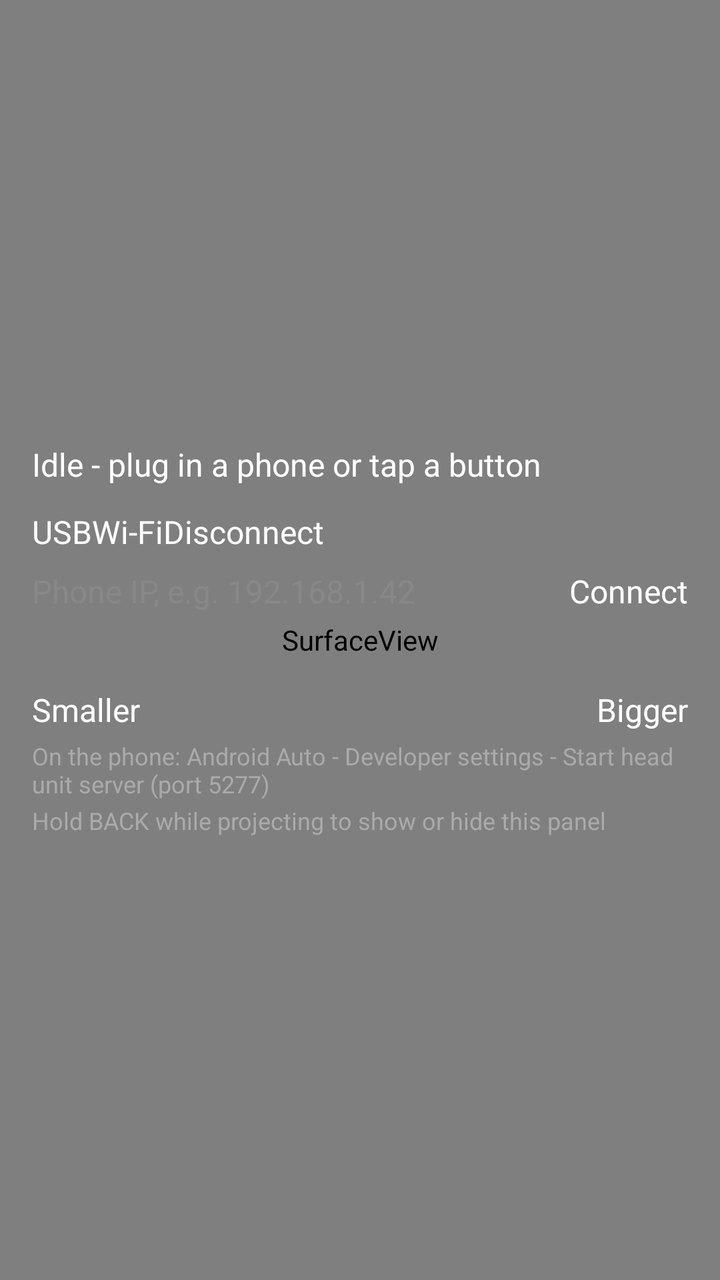
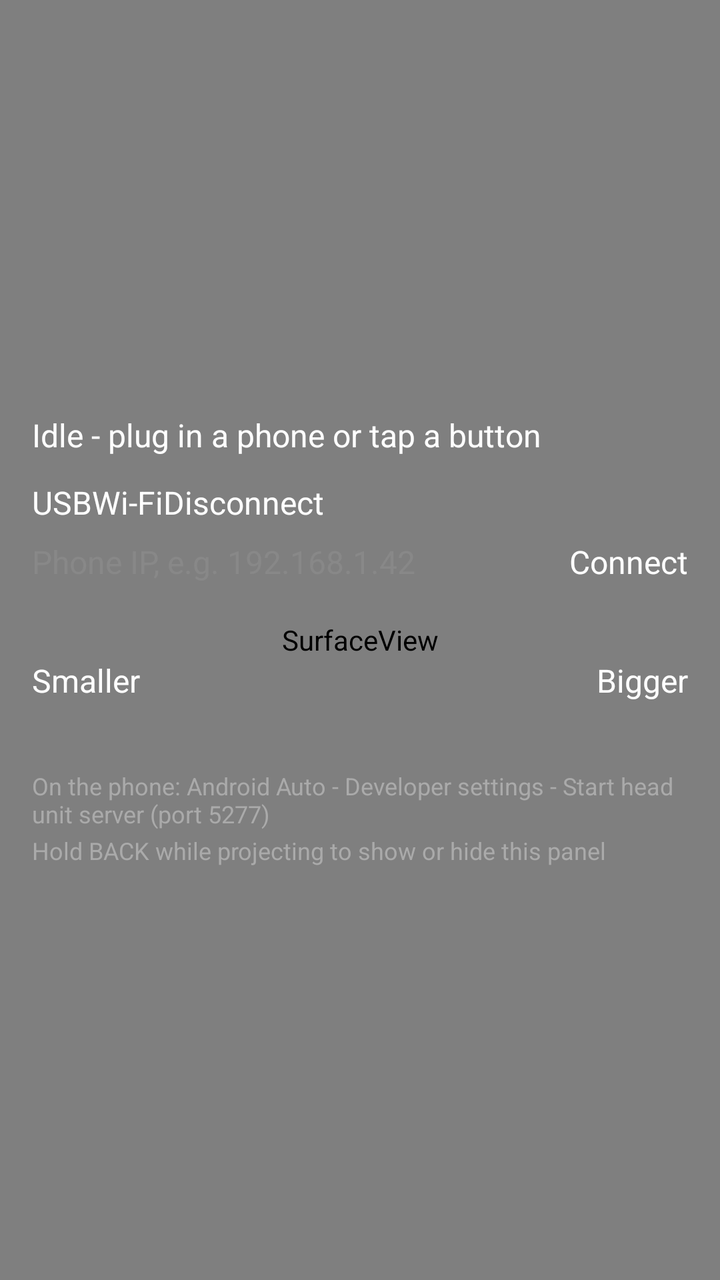

Two renders of the same Android screen: before a commit and after it. Below are the layout's source before the change and the commit's diff.
<!-- AndroidManifest.xml: application theme android:Theme.Black.NoTitleBar.Fullscreen -->
<!-- res/layout/activity_main.xml -->
<?xml version="1.0" encoding="utf-8"?>
<FrameLayout xmlns:android="http://schemas.android.com/apk/res/android"
    android:layout_width="match_parent"
    android:layout_height="match_parent"
    android:background="#000000">

    <SurfaceView
        android:id="@+id/surface"
        android:layout_width="match_parent"
        android:layout_height="match_parent" />

    
    <ScrollView
        android:id="@+id/overlay"
        android:layout_width="match_parent"
        android:layout_height="wrap_content"
        android:layout_gravity="center"
        android:fillViewport="true">

    <LinearLayout
        android:layout_width="match_parent"
        android:layout_height="wrap_content"
        android:orientation="vertical"
        android:padding="16dp">

        <TextView
            android:id="@+id/status"
            android:layout_width="match_parent"
            android:layout_height="wrap_content"
            android:paddingBottom="12dp"
            android:text="@string/status_idle"
            android:textColor="#FFFFFF"
            android:textSize="16sp" />

        <LinearLayout
            android:layout_width="match_parent"
            android:layout_height="wrap_content"
            android:orientation="horizontal">

            <Button
                android:id="@+id/btn_usb"
                android:layout_width="wrap_content"
                android:layout_height="wrap_content"
                android:text="@string/connect_usb" />

            <Button
                android:id="@+id/btn_wifi"
                android:layout_width="wrap_content"
                android:layout_height="wrap_content"
                android:text="@string/connect_wifi" />

            <Button
                android:id="@+id/btn_stop"
                android:layout_width="wrap_content"
                android:layout_height="wrap_content"
                android:text="@string/disconnect" />
        </LinearLayout>

        <LinearLayout
            android:layout_width="match_parent"
            android:layout_height="wrap_content"
            android:orientation="horizontal"
            android:paddingTop="8dp">

            <EditText
                android:id="@+id/edit_ip"
                android:layout_width="0dp"
                android:layout_height="wrap_content"
                android:layout_weight="1"
                android:hint="@string/hint_phone_ip"
                android:imeOptions="actionGo"
                android:inputType="number|numberDecimal"
                android:digits="0123456789."
                android:singleLine="true"
                android:textColor="#FFFFFF"
                android:textColorHint="#888888" />

            <Button
                android:id="@+id/btn_ip"
                android:layout_width="wrap_content"
                android:layout_height="wrap_content"
                android:text="@string/connect_ip" />
        </LinearLayout>

        <Button
            android:id="@+id/btn_resolution"
            android:layout_width="match_parent"
            android:layout_height="wrap_content"
            android:layout_marginTop="8dp" />

        <LinearLayout
            android:layout_width="match_parent"
            android:layout_height="wrap_content"
            android:gravity="center_vertical"
            android:orientation="horizontal"
            android:paddingTop="8dp">

            <Button
                android:id="@+id/btn_dpi_down"
                android:layout_width="wrap_content"
                android:layout_height="wrap_content"
                android:text="@string/dpi_smaller" />

            <TextView
                android:id="@+id/dpi_value"
                android:layout_width="0dp"
                android:layout_height="wrap_content"
                android:layout_weight="1"
                android:gravity="center"
                android:textColor="#FFFFFF"
                android:textSize="14sp" />

            <Button
                android:id="@+id/btn_dpi_up"
                android:layout_width="wrap_content"
                android:layout_height="wrap_content"
                android:text="@string/dpi_bigger" />
        </LinearLayout>

        <TextView
            android:layout_width="match_parent"
            android:layout_height="wrap_content"
            android:paddingTop="4dp"
            android:text="@string/hint_headunit_server"
            android:textColor="#AAAAAA"
            android:textSize="12sp" />

        <TextView
            android:layout_width="match_parent"
            android:layout_height="wrap_content"
            android:paddingTop="2dp"
            android:text="@string/hint_overlay_toggle"
            android:textColor="#AAAAAA"
            android:textSize="12sp" />
    </LinearLayout>
    </ScrollView>
</FrameLayout>
<!-- resources referenced by this layout -->
<resources>
  <string name="connect_ip">Connect</string>
  <string name="connect_usb">USB</string>
  <string name="connect_wifi">Wi-Fi</string>
  <string name="disconnect">Disconnect</string>
  <string name="dpi_bigger">Bigger</string>
  <string name="dpi_smaller">Smaller</string>
  <string name="hint_headunit_server">On the phone: Android Auto - Developer settings - Start head unit server (port 5277)</string>
  <string name="hint_overlay_toggle">Hold BACK while projecting to show or hide this panel</string>
  <string name="hint_phone_ip">Phone IP, e.g. 192.168.1.42</string>
  <string name="status_idle">Idle - plug in a phone or tap a button</string>
</resources>

<!-- the commit's change to res/layout/activity_main.xml (unified diff, before → after) -->
@@ -117,6 +117,12 @@
                 android:text="@string/dpi_bigger" />
         </LinearLayout>
 
+        <Button
+            android:id="@+id/btn_exit_mode"
+            android:layout_width="match_parent"
+            android:layout_height="wrap_content"
+            android:layout_marginTop="8dp" />
+
         <TextView
             android:layout_width="match_parent"
             android:layout_height="wrap_content"
@@ -134,4 +140,54 @@
             android:textSize="12sp" />
     </LinearLayout>
     </ScrollView>
+
+    
+    <LinearLayout
+        android:id="@+id/reconnect"
+        android:layout_width="match_parent"
+        android:layout_height="match_parent"
+        android:background="#000000"
+        android:gravity="center"
+        android:orientation="vertical"
+        android:visibility="gone">
+
+        <ProgressBar
+            style="?android:attr/progressBarStyleLarge"
+            android:layout_width="wrap_content"
+            android:layout_height="wrap_content"
+            android:indeterminate="true" />
+
+        <TextView
+            android:id="@+id/reconnect_title"
+            android:layout_width="wrap_content"
+            android:layout_height="wrap_content"
+            android:paddingTop="16dp"
+            android:text="@string/reconnecting"
+            android:textColor="#FFFFFF"
+            android:textSize="20sp" />
+
+        <TextView
+            android:id="@+id/reconnect_detail"
+            android:layout_width="wrap_content"
+            android:layout_height="wrap_content"
+            android:paddingTop="6dp"
+            android:textColor="#AAAAAA"
+            android:textSize="13sp" />
+
+        
+        <Button
+            android:id="@+id/btn_cancel_reconnect"
+            android:layout_width="wrap_content"
+            android:layout_height="wrap_content"
+            android:layout_marginTop="16dp"
+            android:text="@string/reconnect_cancel" />
+
+        <TextView
+            android:layout_width="wrap_content"
+            android:layout_height="wrap_content"
+            android:paddingTop="10dp"
+            android:text="@string/reconnect_hint"
+            android:textColor="#666666"
+            android:textSize="12sp" />
+    </LinearLayout>
 </FrameLayout>
<!-- resource entries referenced after the edit -->
@@ -9,6 +9,9 @@
   <string name="hint_headunit_server">On the phone: Android Auto - Developer settings - Start head unit server (port 5277)</string>
   <string name="hint_overlay_toggle">Hold BACK while projecting to show or hide this panel</string>
   <string name="hint_phone_ip">Phone IP, e.g. 192.168.1.42</string>
+  <string name="reconnect_cancel">Stop searching</string>
+  <string name="reconnect_hint">Tap anywhere else to show the controls</string>
+  <string name="reconnecting">Reconnecting...</string>
   <string name="status_idle">Idle - plug in a phone or tap a button</string>
 </resources>
 
